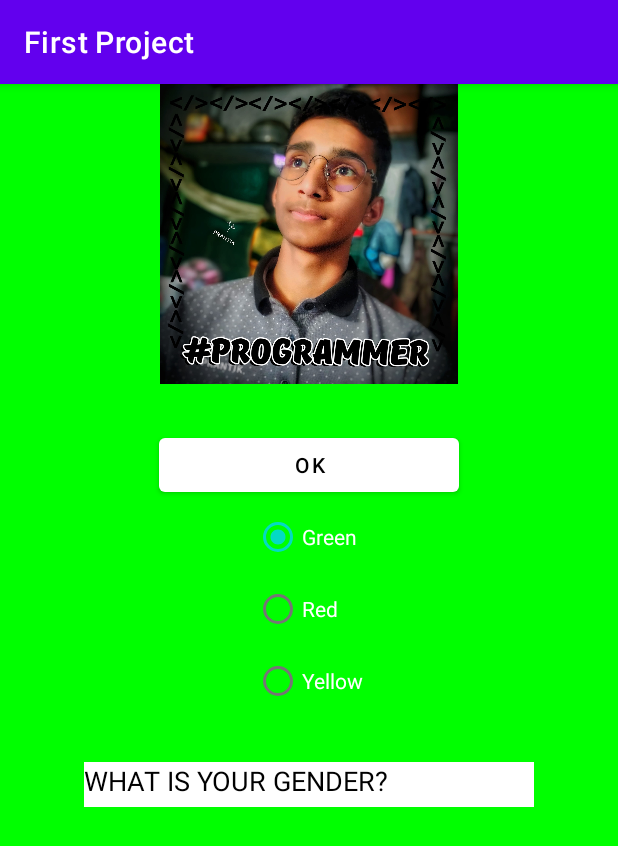
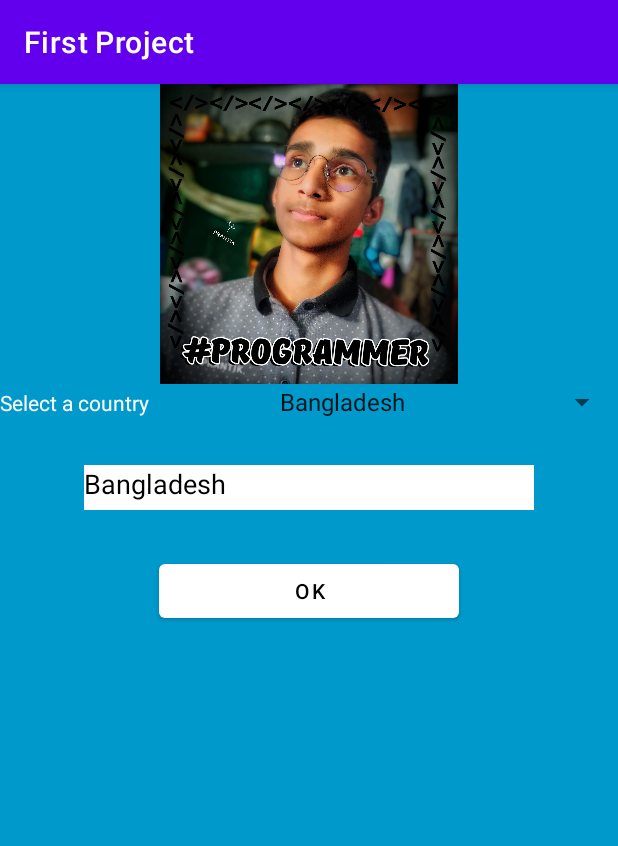
Before and after one commit to Prantik335/my-learning, an Android app: the screen it shows after launch (MainActivity), after a tap on "OK", on a phone screen of 412 x 824 dp. Shown: the top 846 px of the screen. Run offline under Robolectric (Android 15) with nearby library versions, the phone set to English and light mode, and no system bars.

Commit message:
Section 3 completed

```diff
--- a/android-studio/first-project/app/src/main/java/me/prantik/firstproject/MainActivity.java
+++ b/android-studio/first-project/app/src/main/java/me/prantik/firstproject/MainActivity.java
@@ -5,6 +5,8 @@ import androidx.appcompat.app.AppCompatActivity;
 import android.graphics.Color;
 import android.os.Bundle;
 import android.view.View;
+import android.widget.AdapterView;
+import android.widget.ArrayAdapter;
 import android.widget.Button;
 import android.widget.CheckBox;
 import android.widget.EditText;
@@ -12,7 +14,9 @@ import android.widget.ImageView;
 import android.widget.LinearLayout;
 import android.widget.RadioButton;
 import android.widget.RadioGroup;
+import android.widget.Spinner;
 import android.widget.TextView;
+import android.widget.ToggleButton;
 
 public class MainActivity extends AppCompatActivity {
 
@@ -20,10 +24,8 @@ public class MainActivity extends AppCompatActivity {
     Button ok;
     TextView result;
     ImageView image;
-    RadioGroup radioGroup;
-    RadioButton green;
-    RadioButton red;
-    RadioButton yellow;
+    Spinner spinner;
+    ArrayAdapter adapter;
 
     @Override
     protected void onCreate(Bundle savedInstanceState) {
@@ -34,22 +36,33 @@ public class MainActivity extends AppCompatActivity {
         ok = findViewById(R.id.buttonOk);
         result = findViewById(R.id.textViewResult);
         image = findViewById(R.id.imageView);
+        spinner = findViewById(R.id.spinnerCountry);
 
-        radioGroup = findViewById(R.id.group);
-        green = findViewById(R.id.radioButtonGreen);
-        red = findViewById(R.id.radioButtonRed);
-        yellow = findViewById(R.id.radioButtonYellow);
+        adapter = ArrayAdapter.createFromResource(this, R.array.countries,
+                android.R.layout.simple_spinner_item
+        );
+
+        adapter.setDropDownViewResource(android.R.layout.simple_spinner_dropdown_item);
+
+        spinner.setAdapter(adapter);
+
+        spinner.setOnItemSelectedListener(new AdapterView.OnItemSelectedListener() {
+            @Override
+            public void onItemSelected(AdapterView<?> adapterView, View view, int i, long l) {
+                String countryName = adapterView.getItemAtPosition(i).toString();
+                result.setText(countryName);
+            }
+
+            @Override
+            public void onNothingSelected(AdapterView<?> adapterView) {
+
+            }
+        });
 
         ok.setOnClickListener(new View.OnClickListener() {
             @Override
             public void onClick(View view) {
-                if(green.isChecked()) {
-                    layout.setBackgroundColor(Color.GREEN);
-                } else if(red.isChecked()) {
-                    layout.setBackgroundColor(Color.RED);
-                } else if(yellow.isChecked()) {
-                    layout.setBackgroundColor(Color.YELLOW);
-                }
+
             }
         });
     }
--- a/android-studio/first-project/app/src/main/res/layout/activity_main.xml
+++ b/android-studio/first-project/app/src/main/res/layout/activity_main.xml
@@ -17,6 +17,37 @@
         android:scaleType="fitCenter"
         android:src="@drawable/prantik" />
 
+    <LinearLayout
+        android:layout_width="match_parent"
+        android:layout_height="wrap_content"
+        android:orientation="horizontal">
+
+        <TextView
+            android:id="@+id/textView"
+            android:layout_width="wrap_content"
+            android:layout_height="wrap_content"
+            android:layout_weight="1"
+            android:text="Select a country"
+            android:textColor="@color/white" />
+
+        <Spinner
+            android:id="@+id/spinnerCountry"
+            android:layout_width="wrap_content"
+            android:layout_height="wrap_content"
+            android:layout_weight="1" />
+    </LinearLayout>
+
+    <TextView
+        android:id="@+id/textViewResult"
+        android:layout_width="300dp"
+        android:layout_height="wrap_content"
+        android:layout_marginTop="30dp"
+        android:height="30dp"
+        android:background="#FFFFFF"
+        android:textAllCaps="false"
+        android:textColor="#000000"
+        android:textSize="18sp" />
+
     <Button
         android:id="@+id/buttonOk"
         android:layout_width="200dp"
@@ -26,45 +57,5 @@
         android:textColor="#000000"
         app:backgroundTint="#FFFFFF" />
 
-    <RadioGroup
-        android:id="@+id/group"
-        android:layout_width="wrap_content"
-        android:layout_height="wrap_content">
-
-        <RadioButton
-            android:id="@+id/radioButtonGreen"
-            android:layout_width="match_parent"
-            android:layout_height="wrap_content"
-            android:checked="true"
-            android:text="Green"
-            android:textColor="#FFFFFF" />
-
-        <RadioButton
-            android:id="@+id/radioButtonRed"
-            android:layout_width="match_parent"
-            android:layout_height="wrap_content"
-            android:text="Red"
-            android:textColor="#FFFFFF" />
-
-        <RadioButton
-            android:id="@+id/radioButtonYellow"
-            android:layout_width="match_parent"
-            android:layout_height="wrap_content"
-            android:text="Yellow"
-            android:textColor="#FFFFFF" />
-    </RadioGroup>
-
-    <TextView
-        android:id="@+id/textViewResult"
-        android:layout_width="300dp"
-        android:layout_height="wrap_content"
-        android:layout_marginTop="30dp"
-        android:height="30dp"
-        android:background="#FFFFFF"
-        android:text="What is your gender?"
-        android:textAllCaps="true"
-        android:textColor="#000000"
-        android:textSize="18sp" />
-
 
 </LinearLayout>
--- a/android-studio/first-project/app/src/main/res/values/strings.xml
+++ b/android-studio/first-project/app/src/main/res/values/strings.xml
@@ -1,3 +1,10 @@
 <resources>
     <string name="app_name">First Project</string>
+
+    <string-array name="countries">
+        <item>Bangladesh</item>
+        <item>Saudi Arabia</item>
+        <item>Pakistan</item>
+        <item>Afghanistan</item>
+    </string-array>
 </resources>
```
